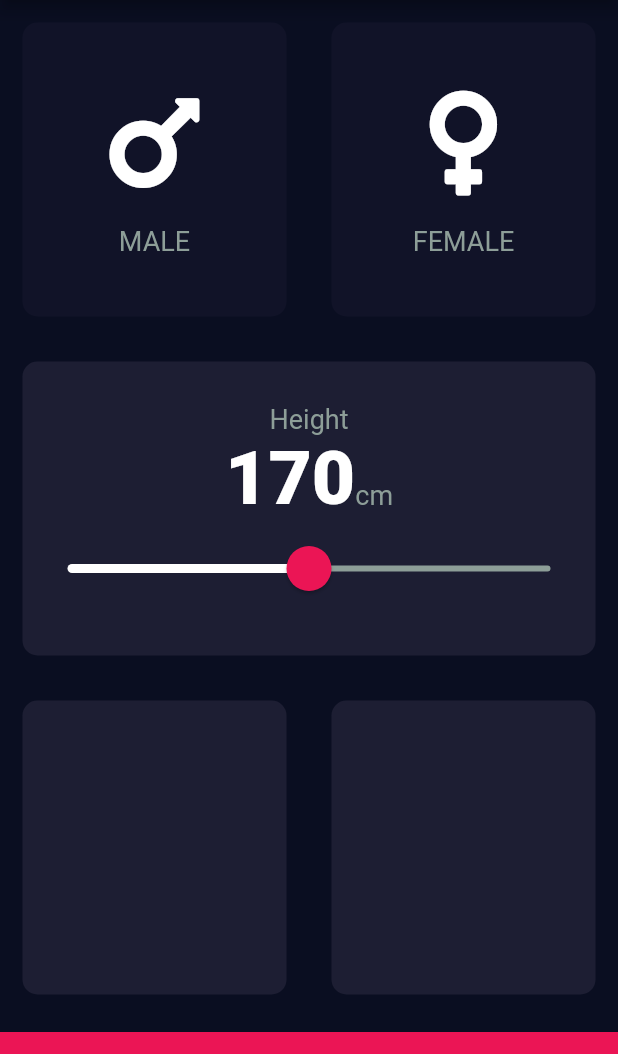
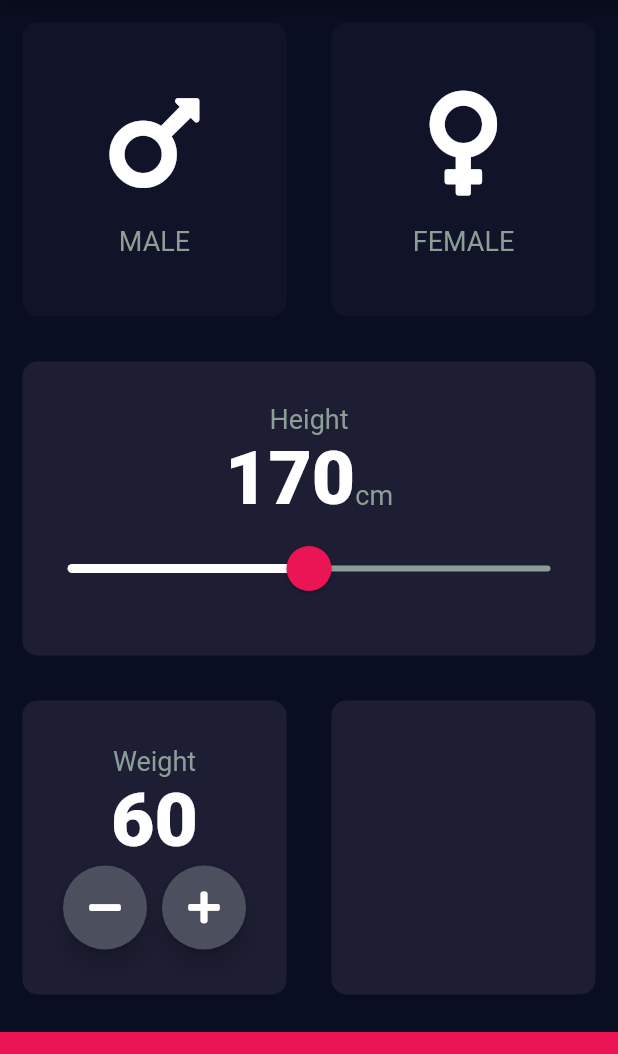
Before and after one commit to jedchoi/bmi-calculator-flutter, a Flutter app: the screen it shows after launch, on a phone screen of 412 x 824 dp, the part 84-1138 px from its top. Run offline on Flutter 3.47's test engine with Material 2 defaults, Android fonts, the phone set to English and light mode, and no system bars; our stand-ins replace font_awesome_flutter.

Commit message:
weight 버튼 구현

```diff
--- a/lib/input_page.dart
+++ b/lib/input_page.dart
@@ -17,6 +17,7 @@ class InputPage extends StatefulWidget {
 class _InputPageState extends State<InputPage> {
   Gender selectedGender;
   int height = 170;
+  int weight = 60;
 
   @override
   Widget build(BuildContext context) {
@@ -107,10 +108,6 @@ class _InputPageState extends State<InputPage> {
                                 min: 120.0,
                                 max: 220.0,
                                 value: height.toDouble(),
-                                // activeColor: Colors.white,
-                                // inactiveColor: Color(0xFF8D9E98),
-                                // thumbColor: ,
-
                                 onChanged: (double newValue) {
                                   setState(() {
                                     height = newValue.toInt();
@@ -129,6 +126,40 @@ class _InputPageState extends State<InputPage> {
                 Expanded(
                   child: ReusableCard(
                     color: kActiveCardColor,
+                    cardChild: Column(
+                        mainAxisAlignment: MainAxisAlignment.center,
+                        children: <Widget>[
+                          Text(
+                            'Weight',
+                            style: kLabelTextStyle,
+                          ),
+                          Text(
+                            weight.toString(),
+                            style: kNumberTextStyle,
+                          ),
+                          Row(
+                            mainAxisAlignment: MainAxisAlignment.center,
+                            children: <Widget>[
+                              RoundIconButton(
+                                child: Icon(FontAwesomeIcons.minus),
+                                onPressed: () {
+                                  setState(() {
+                                    weight -= 1;
+                                  });
+                                },
+                              ),
+                              SizedBox(width: 10.0),
+                              RoundIconButton(
+                                child: Icon(FontAwesomeIcons.plus),
+                                onPressed: () {
+                                  setState(() {
+                                    weight += 1;
+                                  });
+                                },
+                              ),
+                            ],
+                          )
+                        ]),
                   ),
                 ),
                 Expanded(
@@ -150,3 +181,23 @@ class _InputPageState extends State<InputPage> {
     );
   }
 }
+
+class RoundIconButton extends StatelessWidget {
+  const RoundIconButton({this.child, this.onPressed});
+  final Widget child;
+  final Function onPressed;
+
+  @override
+  Widget build(BuildContext context) {
+    return RawMaterialButton(
+        child: child,
+        shape: CircleBorder(),
+        fillColor: Color(0xFF4C4F5E),
+        elevation: 6.0,
+        onPressed: onPressed,
+        constraints: BoxConstraints.tightFor(
+          width: 56.0,
+          height: 56.0,
+        ));
+  }
+}
```
